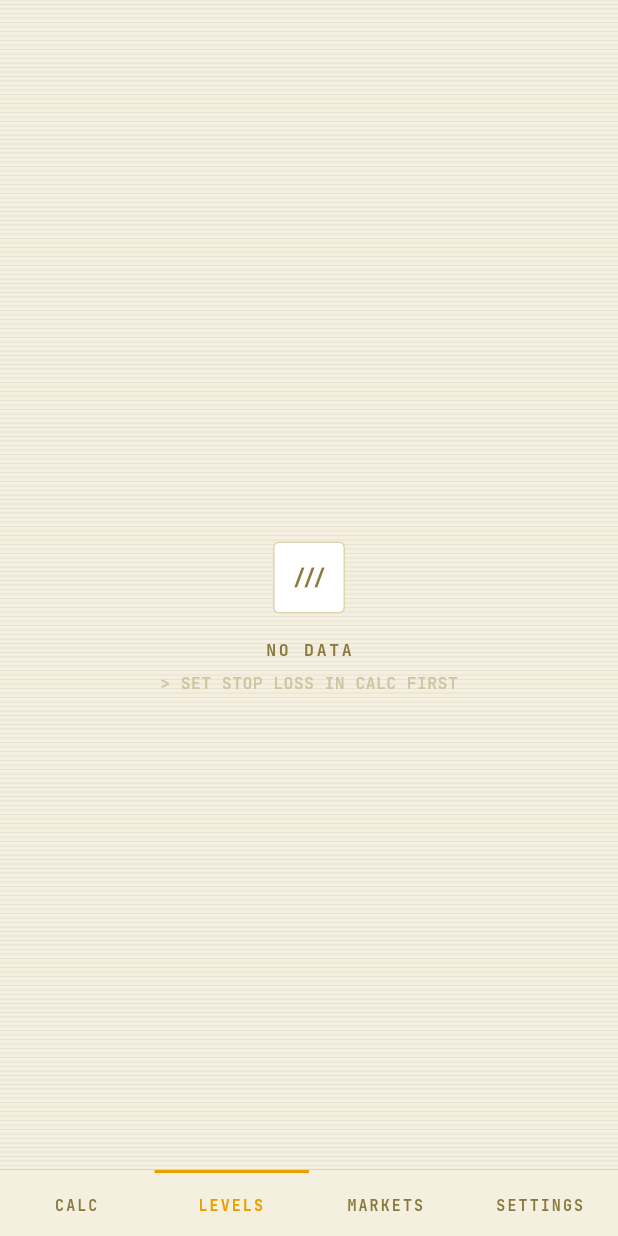
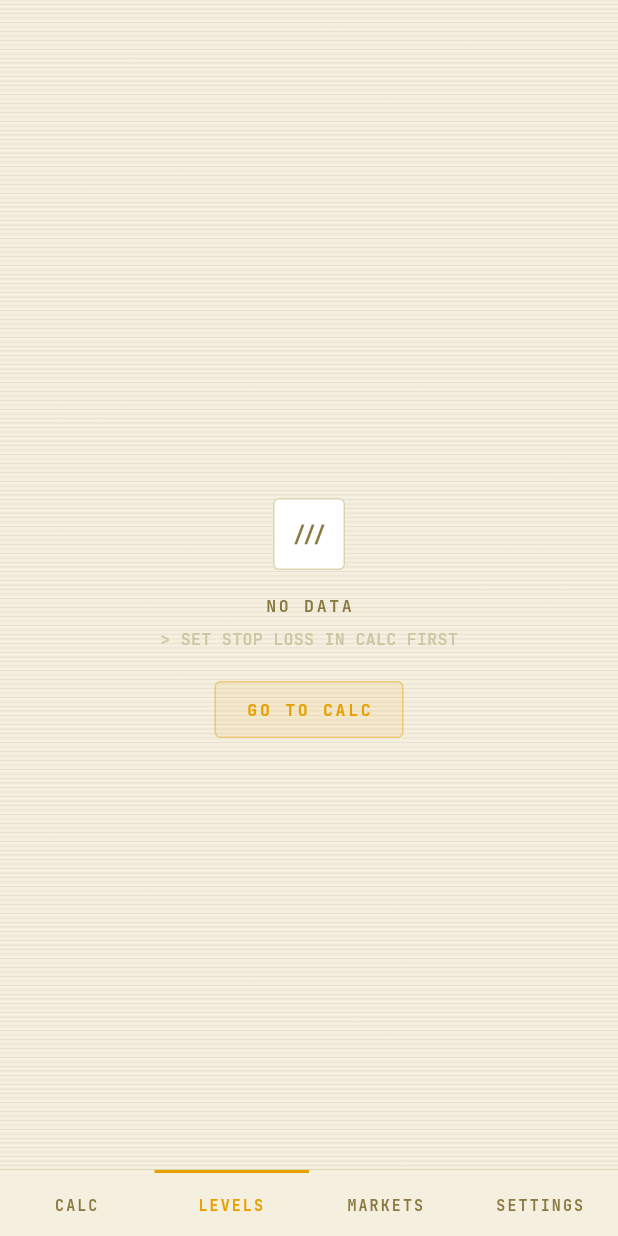
Before and after one commit to Ledian63S/quanta, a Flutter app: the screen it shows after launch, item 2 of the bottom bar chosen, on a phone screen of 412 x 824 dp. Run offline on Flutter 3.47's test engine with Material 3 defaults, Android fonts, the light colour scheme and no system bars; our stand-ins replace google_fonts, shared_preferences.

Commit message:
UX improvements: field sync, swipe-to-remove, copy risk, levels nav, icon fix
- Calculator balance/risk fields now sync from state when not focused, fixing stale values after settings changes
- Risk mode switch (% vs $) correctly updates calculator field
- setRisk() clears session override so settings change always reflects in calc
- Watchlist: swipe left to remove instrument (disabled for last item)
- Copy actual risk by tapping the ACTUAL row in readout card (⎘ indicator)
- Levels empty state: "GO TO CALC" button navigates directly to calculator tab
- App icon: remove_alpha_ios for App Store compliance, no alpha channel warning

```diff
--- a/lib/models/quanta_state.dart
+++ b/lib/models/quanta_state.dart
@@ -78,6 +78,7 @@ class QuantaState extends ChangeNotifier {
 
   void setRisk(double value) {
     riskAmount = value.clamp(0.01, 1000000);
+    _sessionRisk = null; // clear session override when persisted risk changes
     notifyListeners();
     _save();
   }
--- a/lib/screens/levels_screen.dart
+++ b/lib/screens/levels_screen.dart
@@ -9,7 +9,8 @@ const _kRowHeight = 56.0;
 const _kH = 20.0;
 
 class LevelsScreen extends StatefulWidget {
-  const LevelsScreen({super.key});
+  final VoidCallback? onNavigateToCalc;
+  const LevelsScreen({super.key, this.onNavigateToCalc});
   @override
   State<LevelsScreen> createState() => _LevelsScreenState();
 }
@@ -91,6 +92,23 @@ class _LevelsScreenState extends State<LevelsScreen> {
         const SizedBox(height: 6),
         Text('> SET STOP LOSS IN CALC FIRST',
             style: AppText.mono(size: 11, color: AppColors.subtle)),
+        if (widget.onNavigateToCalc != null) ...[
+          const SizedBox(height: 20),
+          Clickable(
+            onTap: widget.onNavigateToCalc,
+            child: Container(
+              padding: const EdgeInsets.symmetric(horizontal: 20, vertical: 10),
+              decoration: BoxDecoration(
+                color: AppColors.accent.withValues(alpha: 0.1),
+                borderRadius: BorderRadius.circular(4),
+                border: Border.all(
+                    color: AppColors.accent.withValues(alpha: 0.4)),
+              ),
+              child: Text('GO TO CALC',
+                  style: AppText.label(color: AppColors.accent)),
+            ),
+          ),
+        ],
       ]));
     }
 
--- a/lib/screens/main_shell.dart
+++ b/lib/screens/main_shell.dart
@@ -17,11 +17,11 @@ class MainShell extends StatefulWidget {
 class _MainShellState extends State<MainShell> {
   int _currentIndex = 0;
 
-  final _screens = const [
-    CalculatorScreen(),
-    LevelsScreen(),
-    InstrumentsScreen(),
-    SettingsScreen(),
+  late final List<Widget> _screens = [
+    const CalculatorScreen(),
+    LevelsScreen(onNavigateToCalc: () => setState(() => _currentIndex = 0)),
+    const InstrumentsScreen(),
+    const SettingsScreen(),
   ];
 
   @override
```
Also changed, not shown: lib/screens/calculator_screen.dart (+37 -3 lines), lib/screens/instruments_screen.dart (+30 -2 lines), pubspec.yaml (+11 -0 lines), assets/icon.png (added), pubspec.lock, 21 other files.
